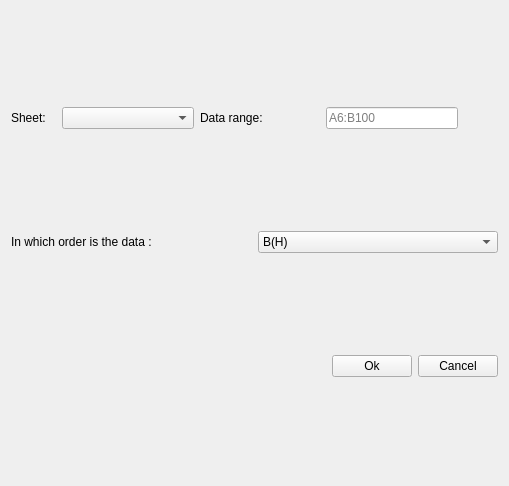
Old version of the form pyleecan/GUI/Tools/WImport/WImportExcel/WImportExcel.ui in the repository Eomys/pyleecan.
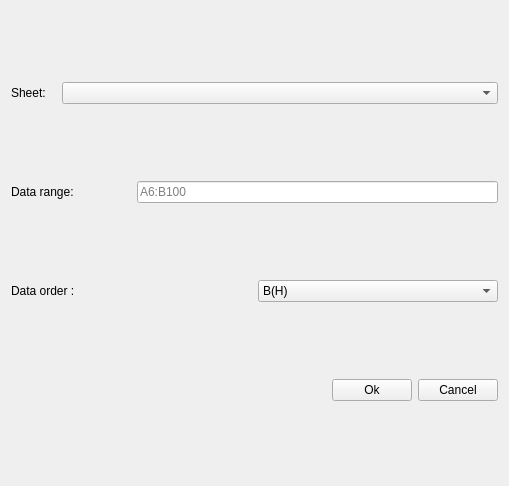
New version of the form. Icons and pictures are not drawn.

```diff
--- a/pyleecan/GUI/Tools/WImport/WImportExcel/WImportExcel.ui
+++ b/pyleecan/GUI/Tools/WImport/WImportExcel/WImportExcel.ui
@@ -61,6 +61,10 @@
        </property>
       </widget>
      </item>
+    </layout>
+   </item>
+   <item>
+    <layout class="QHBoxLayout" name="horizontalLayout_4">
      <item>
       <widget class="QLabel" name="in_range">
        <property name="minimumSize">
@@ -99,22 +103,6 @@
        </property>
       </widget>
      </item>
-     <item>
-      <spacer name="horizontalSpacer_2">
-       <property name="orientation">
-        <enum>Qt::Horizontal</enum>
-       </property>
-       <property name="sizeType">
-        <enum>QSizePolicy::Preferred</enum>
-       </property>
-       <property name="sizeHint" stdset="0">
-        <size>
-         <width>40</width>
-         <height>20</height>
-        </size>
-       </property>
-      </spacer>
-     </item>
     </layout>
    </item>
    <item>
@@ -122,7 +110,7 @@
      <item>
       <widget class="QLabel" name="in_order">
        <property name="text">
-        <string>In which order is the data :</string>
+        <string>Data order :</string>
        </property>
       </widget>
      </item>
```
